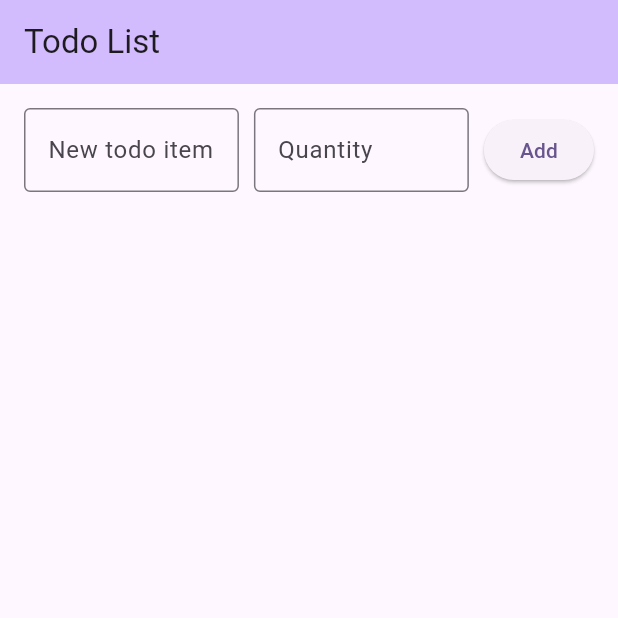
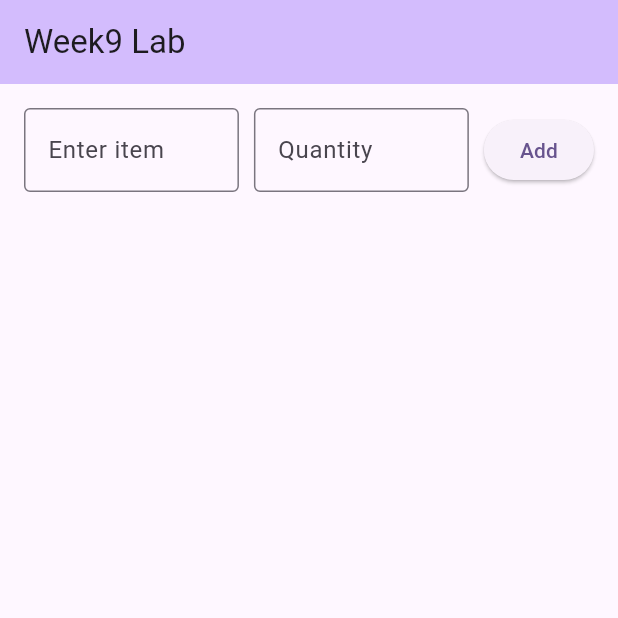
Before and after one commit to arunsagarsaec010/my_cst_2335_labs, a Flutter app: the screen it shows after launch, on a phone screen of 412 x 824 dp, the top half of it. Run offline on Flutter 3.47's test engine with Material 3 defaults, Android fonts, the light colour scheme and no system bars; our stand-ins replace floor, sqflite; accounts and stored records are empty; generated files the repository leaves out were written again.

Commit message:
Week9 lab complete

```diff
--- a/lib/main.dart
+++ b/lib/main.dart
@@ -19,7 +19,7 @@ class MyApp extends StatelessWidget {
         colorScheme: ColorScheme.fromSeed(seedColor: Colors.deepPurple),
         useMaterial3: true,
       ),
-      home: const MyHomePage(title: 'Todo List'),
+      home: const MyHomePage(title: 'Week9 Lab'),
     );
   }
 }
@@ -116,7 +116,7 @@ class _MyHomePageState extends State<MyHomePage> {
               child: TextField(
                 controller: _controller,
                 decoration: const InputDecoration(
-                  hintText: "New todo item",
+                  hintText: "Enter item",
                   border: OutlineInputBorder(),
                 ),
               ),
```
